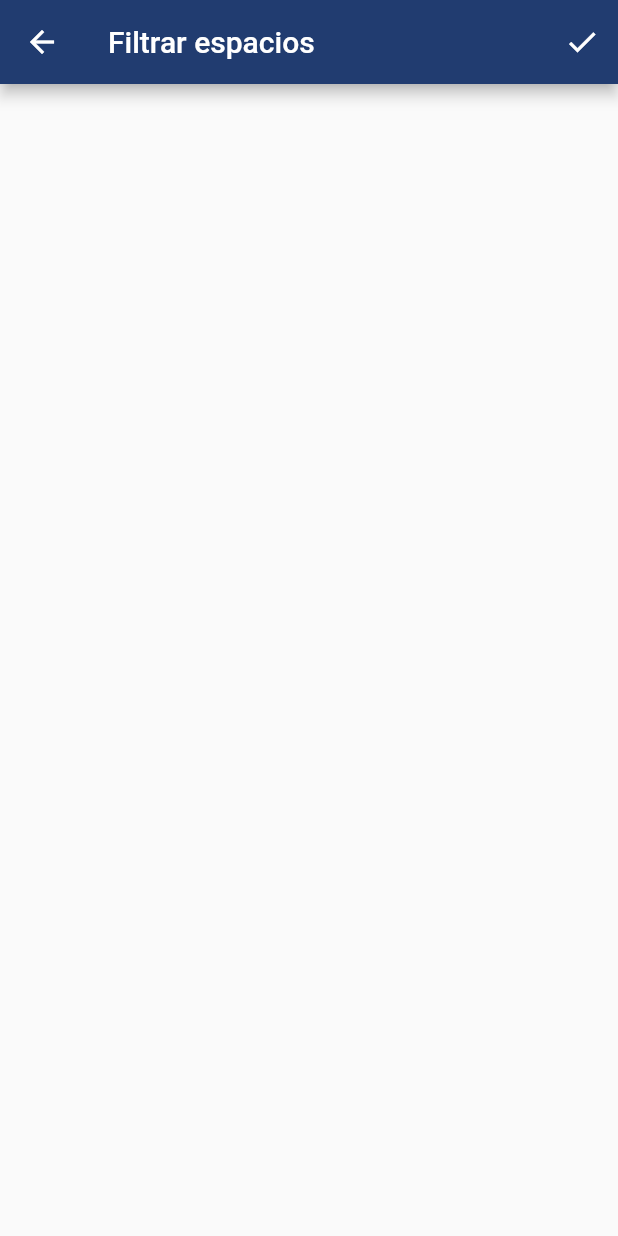
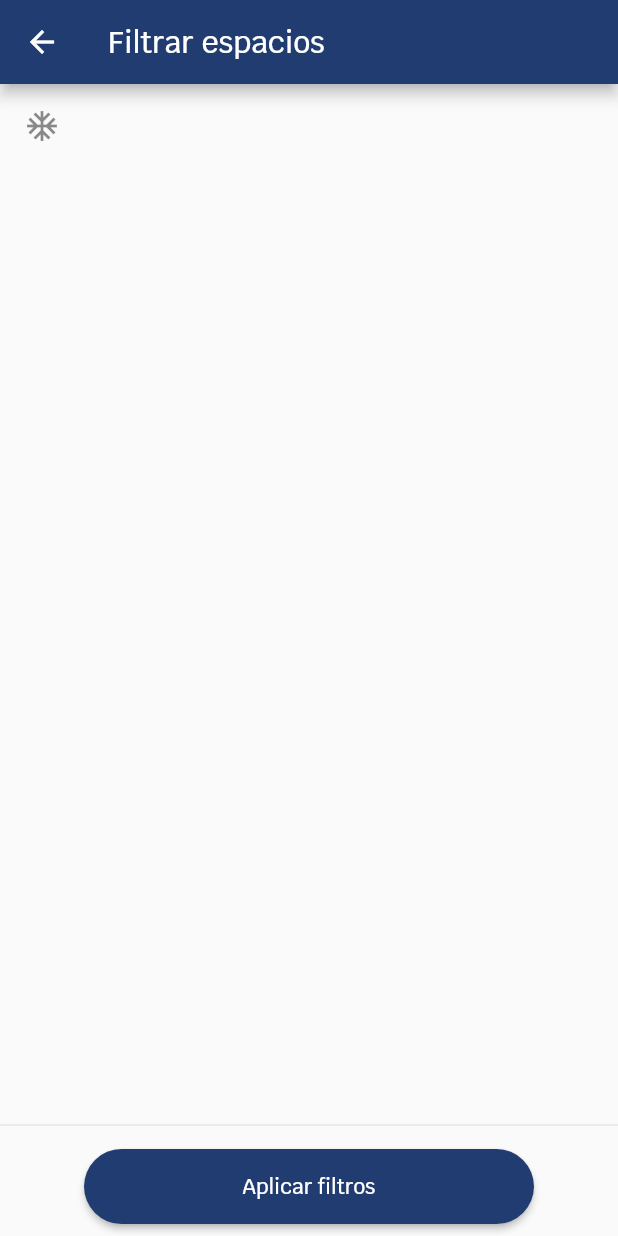
Before and after one commit to UNIZAR-30249-20220-uCampus/frontend, a Flutter app: the FilterScreen screen opened by its route, on a phone screen of 412 x 824 dp. Run offline on Flutter 3.47's test engine with Material 2 defaults, Android fonts, the light colour scheme and no system bars; drawn by our look-alikes of rounded_loading_button; our stand-ins replace async_redux, flutter_map, get_it, latlong; generated files the repository leaves out were written again; statements that could not run were skipped.

Commit message:
add: save filters button

```diff
--- a/lib/ui/screens/filter_screen.dart
+++ b/lib/ui/screens/filter_screen.dart
@@ -1,4 +1,5 @@
 import 'package:flutter/material.dart';
+import 'package:rounded_loading_button/rounded_loading_button.dart';
 
 class FilterScreen extends StatelessWidget {
   @override
@@ -6,13 +7,24 @@ class FilterScreen extends StatelessWidget {
     return Scaffold(
       appBar: AppBar(
         title: Text('Filtrar espacios'),
-        actions: <Widget>[
-          IconButton(
-              icon: Icon(
-                Icons.check,
-                color: Colors.white,
-              ),
-              onPressed: null)
+      ),
+      body: Column(
+        children: <Widget>[
+          Expanded(
+              child: ListView(
+                  children: <Widget>[ListTile(leading: Icon(Icons.ac_unit))])),
+          Divider(),
+          Padding(
+            padding: const EdgeInsets.all(8.0),
+            child: RoundedLoadingButton(
+                color: Theme.of(context).primaryColor,
+                child: Text('Aplicar filtros',
+                    style: TextStyle(color: Colors.white)),
+                onPressed: () async {
+                  await Future.delayed(Duration(seconds: 2));
+                  Navigator.of(context).pop();
+                }),
+          )
         ],
       ),
     );
--- a/lib/ui/shared/theme.dart
+++ b/lib/ui/shared/theme.dart
@@ -6,4 +6,5 @@ ThemeData uCampusTheme = ThemeData(
   primaryColor: CustomColors.uCampusBlue,
   accentColor: Colors.white,
   bottomAppBarColor: CustomColors.uCampusBlue,
+  fontFamily: 'Krub'
 );
```
Also changed, not shown: pubspec.yaml (+16 -0 lines), pubspec.lock, 4 other files.
